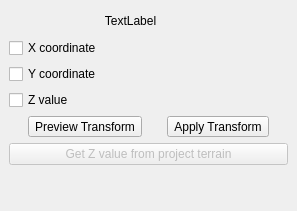
Before: the Qt Designer form src/ui/mesh/qgsmeshtransformcoordinatesdockwidgetbase.ui in qgis/QGIS, drawn with Qt 5.
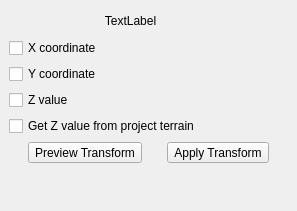
After: the same form once the commit is applied. Icons and pictures are not drawn. Custom widgets are drawn as their Qt base class.

Commit message: update widget to work with new checkbox

Diff of the .ui file:
```diff
--- a/src/ui/mesh/qgsmeshtransformcoordinatesdockwidgetbase.ui
+++ b/src/ui/mesh/qgsmeshtransformcoordinatesdockwidgetbase.ui
@@ -38,7 +38,14 @@
       </property>
      </widget>
     </item>
-    <item row="4" column="0" colspan="2">
+    <item row="4" column="0">
+     <widget class="QCheckBox" name="mCheckBoxZFromProjectTerrain">
+      <property name="text">
+       <string>Get Z value from project terrain</string>
+      </property>
+     </widget>
+    </item>
+    <item row="5" column="0" colspan="2">
      <layout class="QHBoxLayout" name="horizontalLayout">
       <property name="sizeConstraint">
        <enum>QLayout::SetDefaultConstraint</enum>
@@ -150,16 +157,6 @@
     <item row="1" column="1">
      <widget class="QgsExpressionLineEdit" name="mExpressionEditX" native="true"/>
     </item>
-    <item row="5" column="0" colspan="2">
-     <widget class="QPushButton" name="mGetZValuesButton">
-      <property name="enabled">
-       <bool>false</bool>
-      </property>
-      <property name="text">
-       <string>Get Z value from project terrain</string>
-      </property>
-     </widget>
-    </item>
    </layout>
   </widget>
  </widget>
```
The commit also changes 1 other file.
